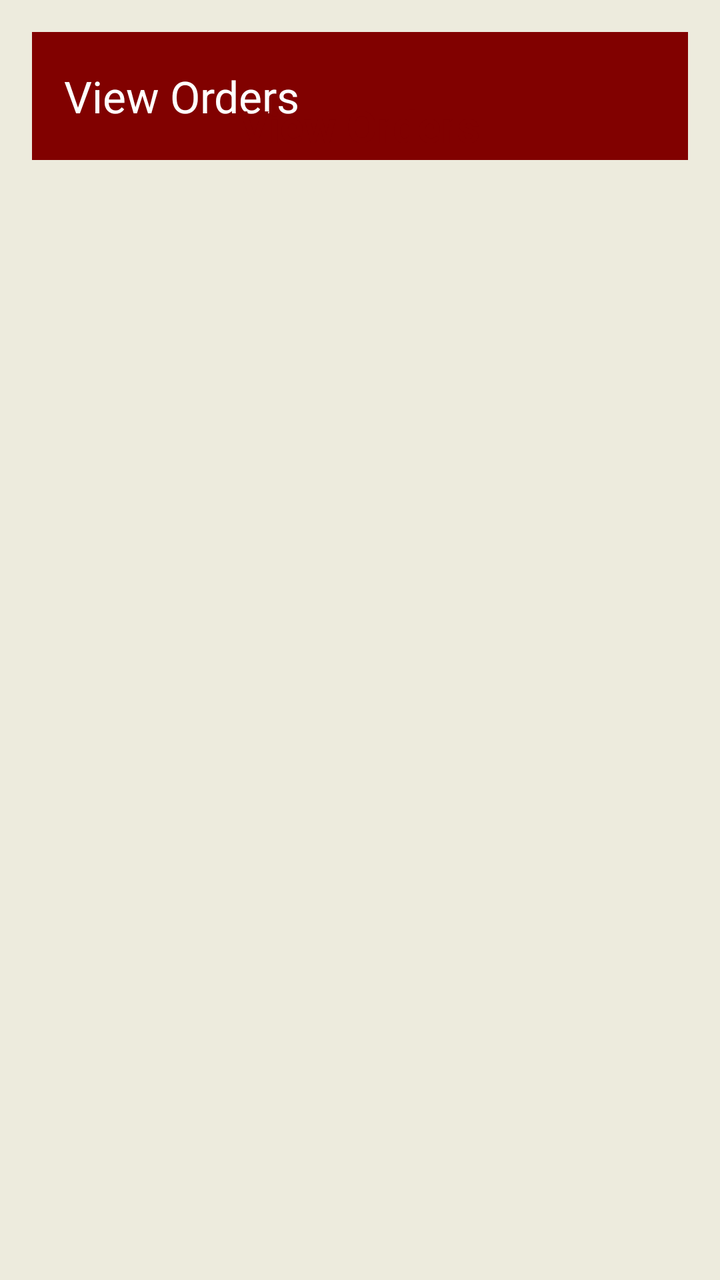
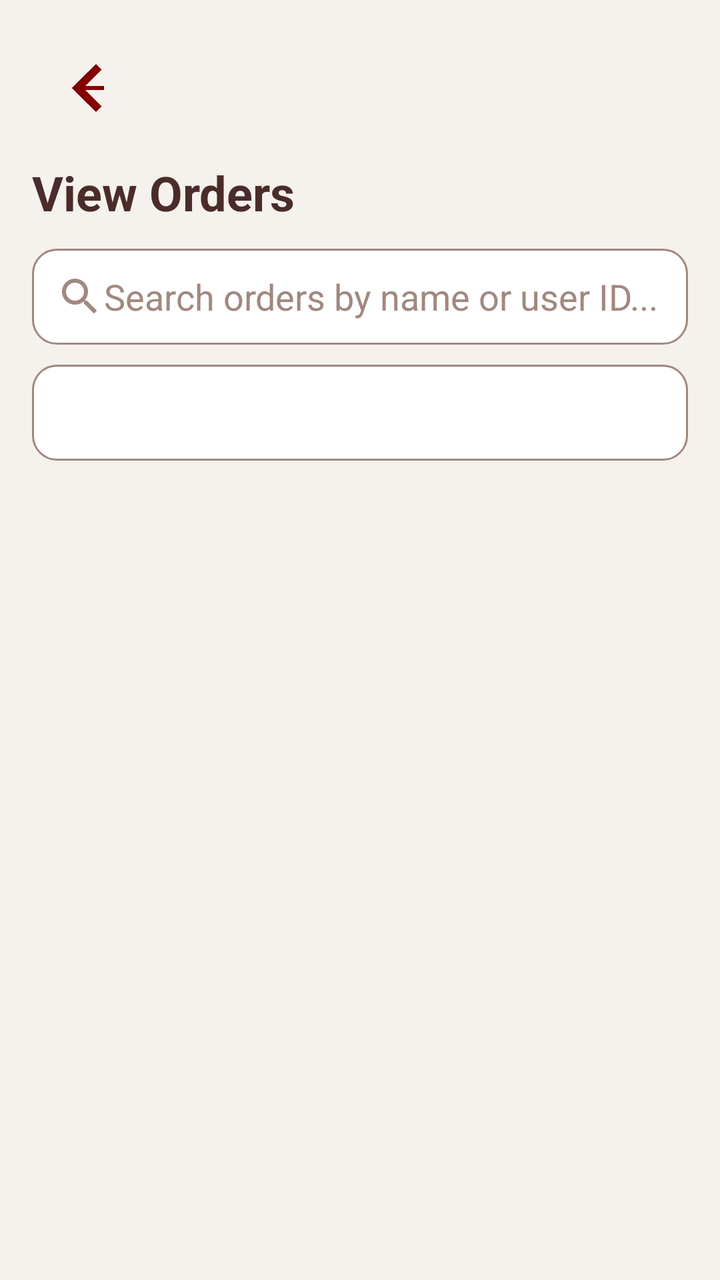

Two renders of the same Android screen: before a commit and after it. Below are the layout's source before the change and the commit's diff.
<!-- AndroidManifest.xml: application theme Theme.CafeShopAssignment -->
<!-- res/layout/activity_view_orders.xml -->
<?xml version="1.0" encoding="utf-8"?>
<androidx.constraintlayout.widget.ConstraintLayout
    xmlns:android="http://schemas.android.com/apk/res/android"
    xmlns:app="http://schemas.android.com/apk/res-auto"
    xmlns:tools="http://schemas.android.com/tools"
    android:layout_width="match_parent"
    android:layout_height="match_parent"
    android:background="#EDEBDD"
    android:padding="16dp"
    tools:context=".ViewOrdersActivity">


    <androidx.appcompat.widget.Toolbar
        android:id="@+id/adminToolbar"
        android:layout_width="0dp"
        android:layout_height="?attr/actionBarSize"
        android:background="#810100"
        app:title="View Orders"
        app:titleTextColor="@android:color/white"
        app:layout_constraintTop_toTopOf="parent"
        app:layout_constraintStart_toStartOf="parent"
        app:layout_constraintEnd_toEndOf="parent"/>


    <TextView
        android:id="@+id/ordersTitle"
        android:layout_width="wrap_content"
        android:layout_height="wrap_content"
        android:text="View Orders"
        android:textColor="#810100"
        android:textStyle="bold"
        android:textSize="22sp"
        app:layout_constraintTop_toTopOf="parent"
        app:layout_constraintStart_toStartOf="parent"
        app:layout_constraintEnd_toEndOf="parent"
        android:layout_marginTop="32dp" />


    <androidx.recyclerview.widget.RecyclerView
        android:id="@+id/ordersRecyclerView"
        android:layout_width="0dp"
        android:layout_height="0dp"
        android:scrollbars="vertical"
        app:layout_constraintTop_toBottomOf="@id/ordersTitle"
        app:layout_constraintBottom_toBottomOf="parent"
        app:layout_constraintStart_toStartOf="parent"
        app:layout_constraintEnd_toEndOf="parent"
        android:layout_marginTop="12dp"
        tools:listitem="@layout/item_order_admin" />

</androidx.constraintlayout.widget.ConstraintLayout>
<!-- res/layout/item_order_admin.xml (included above) -->
<?xml version="1.0" encoding="utf-8"?>
<androidx.cardview.widget.CardView xmlns:android="http://schemas.android.com/apk/res/android"
    xmlns:app="http://schemas.android.com/apk/res-auto"
    android:layout_width="match_parent"
    android:layout_height="wrap_content"
    android:layout_marginBottom="12dp"
    android:layout_marginHorizontal="8dp"
    android:backgroundTint="#FFFFFF"
    app:cardCornerRadius="16dp"
    app:cardElevation="6dp">

    <LinearLayout
        android:layout_width="match_parent"
        android:layout_height="wrap_content"
        android:orientation="vertical"
        android:padding="16dp">


        <TextView
            android:id="@+id/customerName"
            android:layout_width="wrap_content"
            android:layout_height="wrap_content"
            android:text="Customer: Koco"
            android:textStyle="bold"
            android:textSize="16sp"
            android:textColor="#4A2C2A"
            android:layout_marginBottom="6dp" />


        <TextView
            android:id="@+id/orderItems"
            android:layout_width="match_parent"
            android:layout_height="wrap_content"
            android:text="Items: Latte ×1, Cappuccino ×2"
            android:textSize="14sp"
            android:textColor="#6D4C41"
            android:layout_marginBottom="6dp" />


        <LinearLayout
            android:layout_width="match_parent"
            android:layout_height="wrap_content"
            android:orientation="horizontal">

            <TextView
                android:id="@+id/orderTotal"
                android:layout_width="wrap_content"
                android:layout_height="wrap_content"
                android:text="Total: £6.50"
                android:textStyle="bold"
                android:textSize="15sp"
                android:textColor="#4A2C2A"
                android:layout_weight="1"/>

            <TextView
                android:id="@+id/orderStatus"
                android:layout_width="wrap_content"
                android:layout_height="wrap_content"
                android:text="Status: Pending"
                android:textStyle="bold"
                android:textSize="14sp"
                android:padding="6dp"
                android:textColor="@android:color/white"
                android:backgroundTint="#9E2B4A"
                android:background="@drawable/status_badge_background"/>
        </LinearLayout>


        <TextView
            android:id="@+id/userIdText"
            android:layout_width="wrap_content"
            android:layout_height="wrap_content"
            android:text="User ID: abc123xyz"
            android:textSize="12sp"
            android:textColor="#8B6B61"
            android:layout_marginTop="4dp"
            android:layout_marginBottom="8dp"/>


        <Button
            android:id="@+id/updateStatusButton"
            android:layout_width="match_parent"
            android:layout_height="wrap_content"
            android:text="Update Status"
            android:textColor="@android:color/white"
            android:backgroundTint="#810100"
            android:textStyle="bold"
            android:layout_marginTop="6dp"
            app:cornerRadius="10dp"/>

    </LinearLayout>
</androidx.cardview.widget.CardView>
<!-- resources referenced by this layout -->
<resources>
  <!-- drawable status_badge_background (drawable) -->
  <shape xmlns:android="http://schemas.android.com/apk/res/android"
      android:shape="rectangle">
      <solid android:color="@android:color/darker_gray"/>
      <corners android:radius="50dp"/>
  </shape>
  <style name="Theme.CafeShopAssignment" parent="Base.Theme.CafeShopAssignment" />
  <style name="Base.Theme.CafeShopAssignment" parent="Theme.Material3.DayNight.NoActionBar">
          
          
      </style>
</resources>

<!-- the commit's change to res/layout/activity_view_orders.xml (unified diff, before → after) -->
@@ -2,24 +2,23 @@
 <androidx.constraintlayout.widget.ConstraintLayout
     xmlns:android="http://schemas.android.com/apk/res/android"
     xmlns:app="http://schemas.android.com/apk/res-auto"
-    xmlns:tools="http://schemas.android.com/tools"
     android:layout_width="match_parent"
     android:layout_height="match_parent"
-    android:background="#EDEBDD"
-    android:padding="16dp"
-    tools:context=".ViewOrdersActivity">
+    android:background="#F5F1ED"
+    android:padding="16dp">
 
 
-    <androidx.appcompat.widget.Toolbar
-        android:id="@+id/adminToolbar"
-        android:layout_width="0dp"
-        android:layout_height="?attr/actionBarSize"
-        android:background="#810100"
-        app:title="View Orders"
-        app:titleTextColor="@android:color/white"
-        app:layout_constraintTop_toTopOf="parent"
+    <ImageButton
+        android:id="@+id/backButtonOrders"
+        android:layout_width="48dp"
+        android:layout_height="48dp"
+        android:background="@drawable/ic_back_arrow"
+        android:padding="10dp"
+        android:src="@drawable/ic_arrow_back_white"
+        app:tint="#810100"
+        android:layout_margin="4dp"
         app:layout_constraintStart_toStartOf="parent"
-        app:layout_constraintEnd_toEndOf="parent"/>
+        app:layout_constraintTop_toTopOf="parent"/>
 
 
     <TextView
@@ -27,13 +26,43 @@
         android:layout_width="wrap_content"
         android:layout_height="wrap_content"
         android:text="View Orders"
-        android:textColor="#810100"
+        android:textColor="#4A2C2A"
         android:textStyle="bold"
-        android:textSize="22sp"
-        app:layout_constraintTop_toTopOf="parent"
+        android:textSize="24sp"
+        app:layout_constraintTop_toBottomOf="@id/backButtonOrders"
         app:layout_constraintStart_toStartOf="parent"
-        app:layout_constraintEnd_toEndOf="parent"
-        android:layout_marginTop="32dp" />
+        android:layout_marginTop="12dp"/>
+
+
+    <LinearLayout
+        android:id="@+id/orderSearchContainer"
+        android:layout_width="0dp"
+        android:layout_height="wrap_content"
+        android:orientation="vertical"
+        android:paddingTop="12dp"
+        app:layout_constraintTop_toBottomOf="@id/ordersTitle"
+        app:layout_constraintStart_toStartOf="parent"
+        app:layout_constraintEnd_toEndOf="parent">
+
+        <EditText
+            android:id="@+id/orderSearchInput"
+            android:layout_width="match_parent"
+            android:layout_height="48dp"
+            android:hint="Search orders by name or user ID..."
+            android:padding="12dp"
+            android:textColor="#4A2C2A"
+            android:textColorHint="#A1887F"
+            android:background="@drawable/search_background"
+            android:drawableStart="@drawable/ic_search"
+            android:layout_marginBottom="10dp"/>
+
+        <Spinner
+            android:id="@+id/orderStatusFilter"
+            android:layout_width="match_parent"
+            android:layout_height="48dp"
+            android:spinnerMode="dropdown"
+            android:background="@drawable/spinner_background"/>
+    </LinearLayout>
 
 
     <androidx.recyclerview.widget.RecyclerView
@@ -41,104 +70,10 @@
         android:layout_width="0dp"
         android:layout_height="0dp"
         android:scrollbars="vertical"
-        app:layout_constraintTop_toBottomOf="@id/ordersTitle"
+        app:layout_constraintTop_toBottomOf="@id/orderSearchContainer"
         app:layout_constraintBottom_toBottomOf="parent"
         app:layout_constraintStart_toStartOf="parent"
         app:layout_constraintEnd_toEndOf="parent"
-        android:layout_marginTop="12dp"
-        tools:listitem="@layout/item_order_admin" />
+        android:layout_marginTop="12dp"/>
 
 </androidx.constraintlayout.widget.ConstraintLayout>
-<!-- res/layout/item_order_admin.xml (included above) -->
-<?xml version="1.0" encoding="utf-8"?>
-<androidx.cardview.widget.CardView xmlns:android="http://schemas.android.com/apk/res/android"
-    xmlns:app="http://schemas.android.com/apk/res-auto"
-    android:layout_width="match_parent"
-    android:layout_height="wrap_content"
-    android:layout_marginBottom="12dp"
-    android:layout_marginHorizontal="8dp"
-    android:backgroundTint="#FFFFFF"
-    app:cardCornerRadius="16dp"
-    app:cardElevation="6dp">
-
-    <LinearLayout
-        android:layout_width="match_parent"
-        android:layout_height="wrap_content"
-        android:orientation="vertical"
-        android:padding="16dp">
-
-
-        <TextView
-            android:id="@+id/customerName"
-            android:layout_width="wrap_content"
-            android:layout_height="wrap_content"
-            android:text="Customer: Koco"
-            android:textStyle="bold"
-            android:textSize="16sp"
-            android:textColor="#4A2C2A"
-            android:layout_marginBottom="6dp" />
-
-
-        <TextView
-            android:id="@+id/orderItems"
-            android:layout_width="match_parent"
-            android:layout_height="wrap_content"
-            android:text="Items: Latte ×1, Cappuccino ×2"
-            android:textSize="14sp"
-            android:textColor="#6D4C41"
-            android:layout_marginBottom="6dp" />
-
-
-        <LinearLayout
-            android:layout_width="match_parent"
-            android:layout_height="wrap_content"
-            android:orientation="horizontal">
-
-            <TextView
-                android:id="@+id/orderTotal"
-                android:layout_width="wrap_content"
-                android:layout_height="wrap_content"
-                android:text="Total: £6.50"
-                android:textStyle="bold"
-                android:textSize="15sp"
-                android:textColor="#4A2C2A"
-                android:layout_weight="1"/>
-
-            <TextView
-                android:id="@+id/orderStatus"
-                android:layout_width="wrap_content"
-                android:layout_height="wrap_content"
-                android:text="Status: Pending"
-                android:textStyle="bold"
-                android:textSize="14sp"
-                android:padding="6dp"
-                android:textColor="@android:color/white"
-                android:backgroundTint="#9E2B4A"
-                android:background="@drawable/status_badge_background"/>
-        </LinearLayout>
-
-
-        <TextView
-            android:id="@+id/userIdText"
-            android:layout_width="wrap_content"
-            android:layout_height="wrap_content"
-            android:text="User ID: abc123xyz"
-            android:textSize="12sp"
-            android:textColor="#8B6B61"
-            android:layout_marginTop="4dp"
-            android:layout_marginBottom="8dp"/>
-
-
-        <Button
-            android:id="@+id/updateStatusButton"
-            android:layout_width="match_parent"
-            android:layout_height="wrap_content"
-            android:text="Update Status"
-            android:textColor="@android:color/white"
-            android:backgroundTint="#810100"
-            android:textStyle="bold"
-            android:layout_marginTop="6dp"
-            app:cornerRadius="10dp"/>
-
-    </LinearLayout>
-</androidx.cardview.widget.CardView>
<!-- resource entries referenced after the edit -->
@@ -1,10 +1,84 @@
 <!-- resources referenced by this layout -->
 <resources>
-  <!-- drawable status_badge_background (drawable) -->
+  <!-- drawable ic_arrow_back_white (drawable) -->
+  <vector xmlns:android="http://schemas.android.com/apk/res/android"
+      android:width="24dp"
+      android:height="24dp"
+      android:viewportWidth="24"
+      android:viewportHeight="24">
+      <path
+          android:fillColor="@android:color/white"
+          android:pathData="M20,11H7.83l5.59,-5.59L12,4l-8,8 8,8 1.41,-1.41L7.83,13H20v-2z"/>
+  </vector>
+  <!-- drawable ic_back_arrow (drawable) -->
+  <vector xmlns:android="http://schemas.android.com/apk/res/android"
+      android:width="24dp"
+      android:height="24dp"
+      android:viewportHeight="24"
+      android:viewportWidth="24">
+      <path
+          android:fillColor="#810100"
+          android:pathData="M15.41 7.41L14 6l-6 6 6 6 1.41-1.41L10.83 12z"/>
+  </vector>
+  <!-- drawable ic_search (drawable) -->
+  <?xml version="1.0" encoding="utf-8"?>
+  <vector xmlns:android="http://schemas.android.com/apk/res/android"
+      android:width="24dp"
+      android:height="24dp"
+      android:viewportWidth="24"
+      android:viewportHeight="24">
+  
+      <path
+          android:fillColor="#A1887F"
+          android:pathData="M15.5,14h-0.79l-0.28,-0.27
+              C15.41,12.59 16,11.11 16,9.5
+              16,5.91 13.09,3 9.5,3
+              5.91,3 3,5.91 3,9.5
+              3,13.09 5.91,16 9.5,16
+              11.11,16 12.59,15.41 13.73,14.43l0.27,0.28v0.79
+              l5,4.99L20.49,19l-4.99,-5zm-6,0
+              C7.01,14 5,11.99 5,9.5
+              5,7.01 7.01,5 9.5,5
+              11.99,5 14,7.01 14,9.5
+              14,11.99 11.99,14 9.5,14z"/>
+  </vector>
+  <!-- drawable search_background (drawable) -->
+  <?xml version="1.0" encoding="utf-8"?>
   <shape xmlns:android="http://schemas.android.com/apk/res/android"
       android:shape="rectangle">
-      <solid android:color="@android:color/darker_gray"/>
-      <corners android:radius="50dp"/>
+  
+      <solid android:color="#FFFFFF"/>
+  
+      <corners android:radius="12dp"/>
+  
+      <stroke
+          android:width="1dp"
+          android:color="#A1887F"/>
+  
+      <padding
+          android:left="12dp"
+          android:right="12dp"
+          android:top="10dp"
+          android:bottom="10dp"/>
+  </shape>
+  <!-- drawable spinner_background (drawable) -->
+  <?xml version="1.0" encoding="utf-8"?>
+  <shape xmlns:android="http://schemas.android.com/apk/res/android"
+      android:shape="rectangle">
+  
+      <solid android:color="#FFFFFF" />
+  
+      <stroke
+          android:width="1dp"
+          android:color="#A1887F" />
+  
+      <corners android:radius="12dp" />
+  
+      <padding
+          android:left="12dp"
+          android:right="12dp"
+          android:top="8dp"
+          android:bottom="8dp" />
   </shape>
   <style name="Theme.CafeShopAssignment" parent="Base.Theme.CafeShopAssignment" />
   <style name="Base.Theme.CafeShopAssignment" parent="Theme.Material3.DayNight.NoActionBar">
